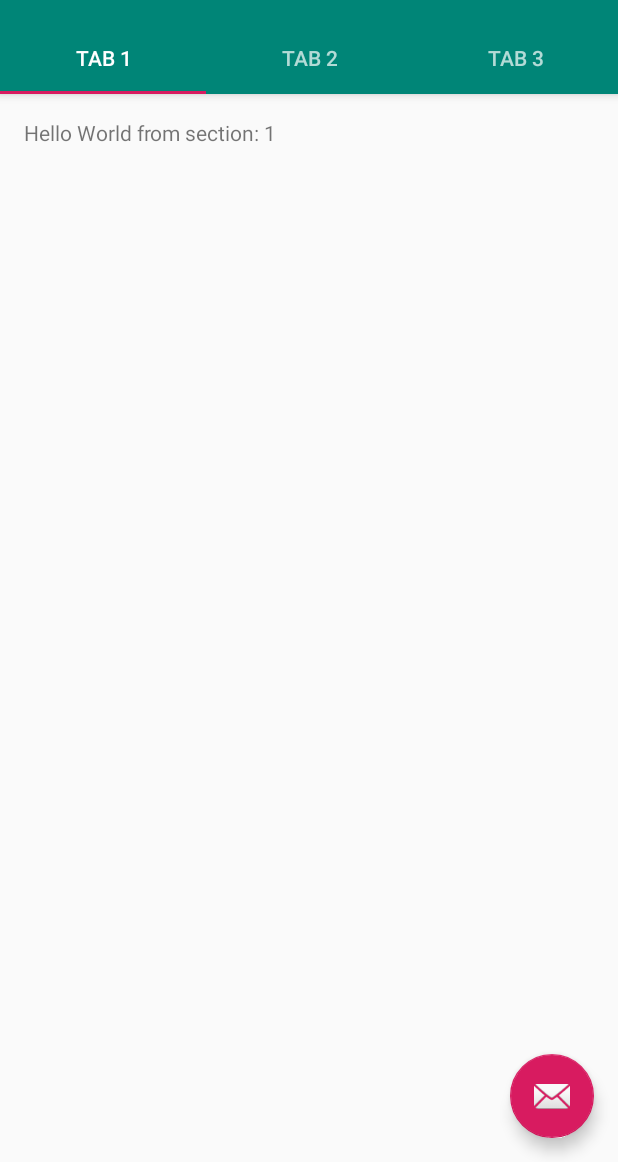
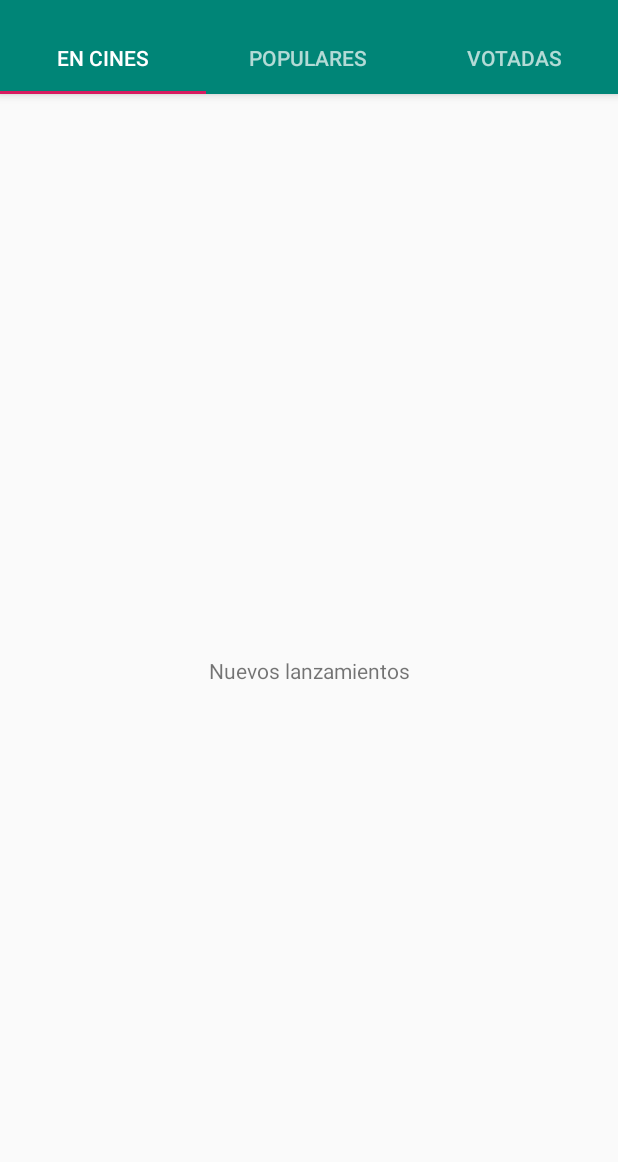
Before and after one commit to Alditho/MuMovie, an Android app: the screen it shows after launch (MainActivity), on a phone screen of 412 x 824 dp, the part 74-1236 px from its top. Run offline under Robolectric (Android 15) with nearby library versions, the phone set to English and light mode, and no system bars.

Commit message:
Funciona tabbed activity con fragmentos 24/12/2018

```diff
--- a/app/src/main/java/com/acsoft/mumovie/MainActivity.kt
+++ b/app/src/main/java/com/acsoft/mumovie/MainActivity.kt
@@ -7,16 +7,12 @@ import android.support.v7.app.AppCompatActivity
 import android.support.v4.app.Fragment
 import android.support.v4.app.FragmentManager
 import android.support.v4.app.FragmentPagerAdapter
-import android.support.v4.view.ViewPager
 import android.os.Bundle
-import android.view.LayoutInflater
 import android.view.Menu
 import android.view.MenuItem
-import android.view.View
-import android.view.ViewGroup
+
 
 import kotlinx.android.synthetic.main.activity_main.*
-import kotlinx.android.synthetic.main.fragment_main.view.*
 
 class MainActivity : AppCompatActivity() {
 
@@ -45,11 +41,12 @@ class MainActivity : AppCompatActivity() {
         container.addOnPageChangeListener(TabLayout.TabLayoutOnPageChangeListener(tabs))
         tabs.addOnTabSelectedListener(TabLayout.ViewPagerOnTabSelectedListener(container))
 
+        /*
         fab.setOnClickListener { view ->
             Snackbar.make(view, "Replace with your own action", Snackbar.LENGTH_LONG)
                 .setAction("Action", null).show()
         }
-
+*/
     }
 
 
@@ -79,50 +76,32 @@ class MainActivity : AppCompatActivity() {
      */
     inner class SectionsPagerAdapter(fm: FragmentManager) : FragmentPagerAdapter(fm) {
 
-        override fun getItem(position: Int): Fragment {
-            // getItem is called to instantiate the fragment for the given page.
-            // Return a PlaceholderFragment (defined as a static inner class below).
-            return PlaceholderFragment.newInstance(position + 1)
+        override fun getItem(position: Int): Fragment? {
+            when(position){
+                0 -> return ReleaseFragment()
+                1 -> return TrendyFragment()
+                2 -> return RateFragment()
+                else -> return null
+            }
         }
 
         override fun getCount(): Int {
             // Show 3 total pages.
             return 3
         }
+
+        override fun getPageTitle(position: Int): CharSequence? {
+            when(position){
+                0 -> return "CINES"
+                1 -> return "POPULARES"
+                3 -> return "VOTADAS"
+            }
+            return null
+        }
     }
 
     /**
      * A placeholder fragment containing a simple view.
      */
-    class PlaceholderFragment : Fragment() {
 
-        override fun onCreateView(
-            inflater: LayoutInflater, container: ViewGroup?,
-            savedInstanceState: Bundle?
-        ): View? {
-            val rootView = inflater.inflate(R.layout.fragment_main, container, false)
-            rootView.section_label.text = getString(R.string.section_format, arguments?.getInt(ARG_SECTION_NUMBER))
-            return rootView
-        }
-
-        companion object {
-            /**
-             * The fragment argument representing the section number for this
-             * fragment.
-             */
-            private val ARG_SECTION_NUMBER = "section_number"
-
-            /**
-             * Returns a new instance of this fragment for the given section
-             * number.
-             */
-            fun newInstance(sectionNumber: Int): PlaceholderFragment {
-                val fragment = PlaceholderFragment()
-                val args = Bundle()
-                args.putInt(ARG_SECTION_NUMBER, sectionNumber)
-                fragment.arguments = args
-                return fragment
-            }
-        }
-    }
 }
--- /dev/null
+++ b/app/src/main/java/com/acsoft/mumovie/ReleaseFragment.kt
@@ -0,0 +1,15 @@
+package com.acsoft.mumovie
+
+import android.os.Bundle
+import android.support.v4.app.Fragment
+import android.view.LayoutInflater
+import android.view.View
+import android.view.ViewGroup
+
+class ReleaseFragment : Fragment() {
+
+    override fun onCreateView(inflater: LayoutInflater, container: ViewGroup?, savedInstanceState: Bundle?): View? {
+        return inflater.inflate(R.layout.fragment_release,container,false)
+        //return super.onCreateView(inflater, container, savedInstanceState)
+    }
+}
--- /dev/null
+++ b/app/src/main/java/com/acsoft/mumovie/TrendyFragment.kt
@@ -0,0 +1,14 @@
+package com.acsoft.mumovie
+
+import android.os.Bundle
+import android.support.v4.app.Fragment
+import android.view.LayoutInflater
+import android.view.View
+import android.view.ViewGroup
+
+class TrendyFragment : Fragment() {
+
+    override fun onCreateView(inflater: LayoutInflater, container: ViewGroup?, savedInstanceState: Bundle?): View? {
+        return inflater.inflate(R.layout.fragment_trendy,container,false)
+    }
+}
--- a/app/src/main/res/layout/activity_main.xml
+++ b/app/src/main/res/layout/activity_main.xml
@@ -59,6 +59,7 @@
             android:layout_height="match_parent"
             app:layout_behavior="@string/appbar_scrolling_view_behavior"/>
 
+    <!--
     <android.support.design.widget.FloatingActionButton
             android:id="@+id/fab"
             android:layout_width="wrap_content"
@@ -66,5 +67,5 @@
             android:layout_gravity="end|bottom"
             android:layout_margin="@dimen/fab_margin"
             app:srcCompat="@android:drawable/ic_dialog_email"/>
-
+-->
 </android.support.design.widget.CoordinatorLayout>
--- a/app/src/main/res/layout/fragment_main.xml
+++ /dev/null
@@ -1,23 +0,0 @@
-<?xml version="1.0" encoding="utf-8"?>
-<android.support.constraint.ConstraintLayout xmlns:android="http://schemas.android.com/apk/res/android"
-                                             xmlns:app="http://schemas.android.com/apk/res-auto"
-                                             xmlns:tools="http://schemas.android.com/tools"
-                                             android:id="@+id/constraintLayout"
-                                             android:layout_width="match_parent"
-                                             android:layout_height="match_parent"
-                                             tools:context=".MainActivity$PlaceholderFragment">
-
-    <TextView
-            android:id="@+id/section_label"
-            android:layout_width="wrap_content"
-            android:layout_height="wrap_content"
-            tools:layout_constraintTop_creator="1"
-            android:layout_marginStart="@dimen/activity_horizontal_margin"
-            android:layout_marginEnd="@dimen/activity_horizontal_margin"
-            android:layout_marginTop="@dimen/activity_vertical_margin"
-            android:layout_marginBottom="@dimen/activity_vertical_margin"
-            tools:layout_constraintLeft_creator="1"
-            app:layout_constraintLeft_toLeftOf="parent"
-            app:layout_constraintTop_toTopOf="@+id/constraintLayout"/>
-
-</android.support.constraint.ConstraintLayout>
--- /dev/null
+++ b/app/src/main/res/layout/fragment_release.xml
@@ -0,0 +1,19 @@
+<?xml version="1.0" encoding="utf-8"?>
+<android.support.constraint.ConstraintLayout
+     xmlns:android="http://schemas.android.com/apk/res/android"
+     xmlns:app="http://schemas.android.com/apk/res-auto"
+     xmlns:tools="http://schemas.android.com/tools"
+     android:layout_width="match_parent"
+     android:layout_height="match_parent">
+
+    <TextView
+            android:text="Nuevos lanzamientos"
+            android:layout_width="wrap_content"
+            android:layout_height="wrap_content"
+            android:id="@+id/textView"
+            app:layout_constraintTop_toTopOf="parent" app:layout_constraintBottom_toBottomOf="parent"
+            app:layout_constraintEnd_toEndOf="parent" android:layout_marginEnd="8dp"
+            app:layout_constraintStart_toStartOf="parent" android:layout_marginStart="8dp"/>
+
+
+</android.support.constraint.ConstraintLayout>
--- a/app/src/main/res/values/strings.xml
+++ b/app/src/main/res/values/strings.xml
@@ -1,8 +1,8 @@
 <resources>
     <string name="app_name">MuMovie</string>
-    <string name="tab_text_1">Tab 1</string>
-    <string name="tab_text_2">Tab 2</string>
-    <string name="tab_text_3">Tab 3</string>
+    <string name="tab_text_1">EN CINES</string>
+    <string name="tab_text_2">POPULARES</string>
+    <string name="tab_text_3">VOTADAS</string>
     <string name="action_settings">Settings</string>
     <string name="section_format">Hello World from section: %1$d</string>
 </resources>
```
Also changed, not shown: app/src/main/java/com/acsoft/mumovie/RateFragment.kt (added, +14 -0 lines), app/src/main/res/layout/fragment_rate.xml (added, +19 -0 lines), app/src/main/res/layout/fragment_trendy.xml (added, +19 -0 lines).
